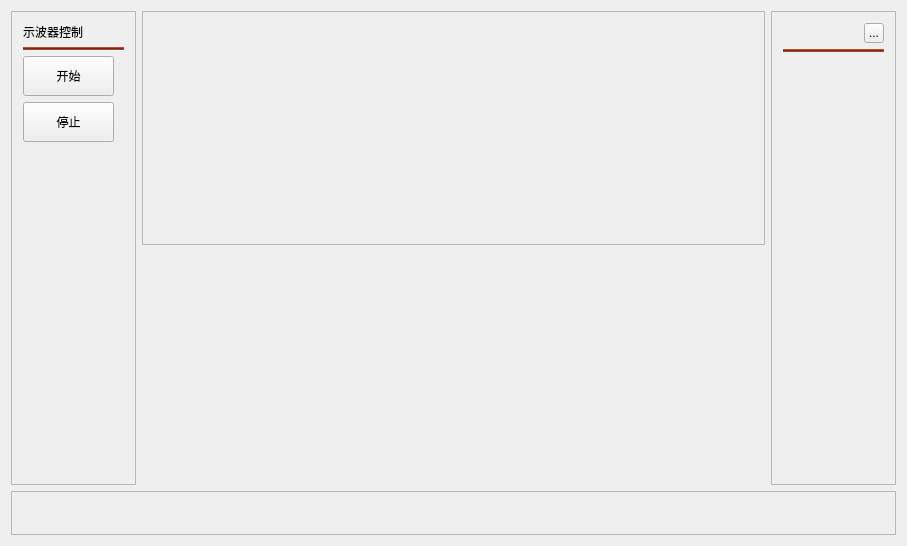
qimo601/FCS, file FCS/Ui/Library/OscWidget.ui: the form before one commit.
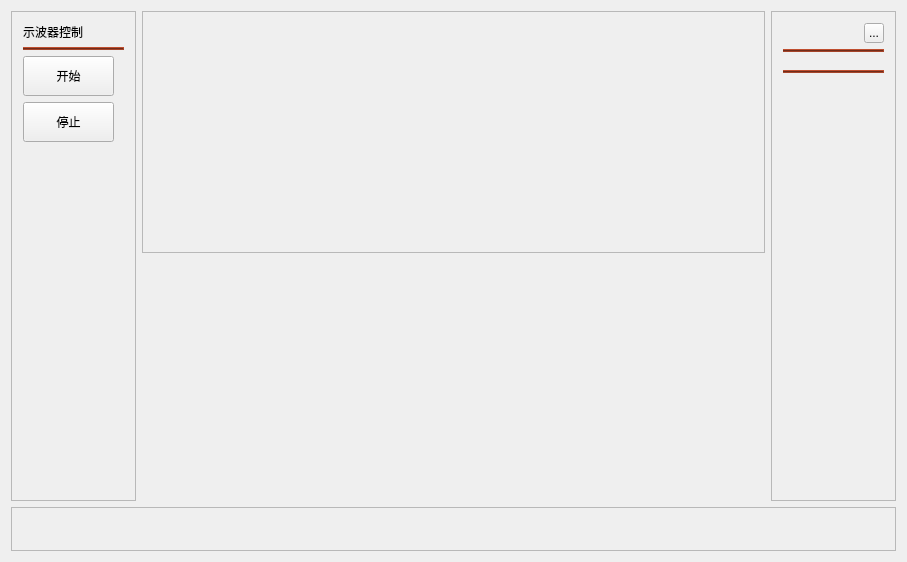
The form after the commit. Icons and pictures are not drawn. Custom widgets are drawn as their Qt base class.

Diff of the .ui file:
```diff
--- a/FCS/Ui/Library/OscWidget.ui
+++ b/FCS/Ui/Library/OscWidget.ui
@@ -7,7 +7,7 @@
     <x>0</x>
     <y>0</y>
     <width>907</width>
-    <height>546</height>
+    <height>562</height>
    </rect>
   </property>
   <property name="windowTitle">
@@ -249,6 +249,27 @@
         <item>
          <widget class="WheelBox" name="yScalewheelBox" native="true"/>
         </item>
+        <item>
+         <widget class="QFrame" name="frame_7">
+          <property name="styleSheet">
+           <string notr="true">background-color: rgb(166, 68, 41);</string>
+          </property>
+          <property name="frameShape">
+           <enum>QFrame::HLine</enum>
+          </property>
+          <property name="frameShadow">
+           <enum>QFrame::Raised</enum>
+          </property>
+         </widget>
+        </item>
+        <item>
+         <widget class="WheelBox" name="xMarkwheelBox" native="true">
+          <zorder>yScalewheelBox</zorder>
+         </widget>
+        </item>
+        <item>
+         <widget class="WheelBox" name="yMarkwheelBox" native="true"/>
+        </item>
         <item>
          <spacer name="verticalSpacer_3">
           <property name="orientation">
```
